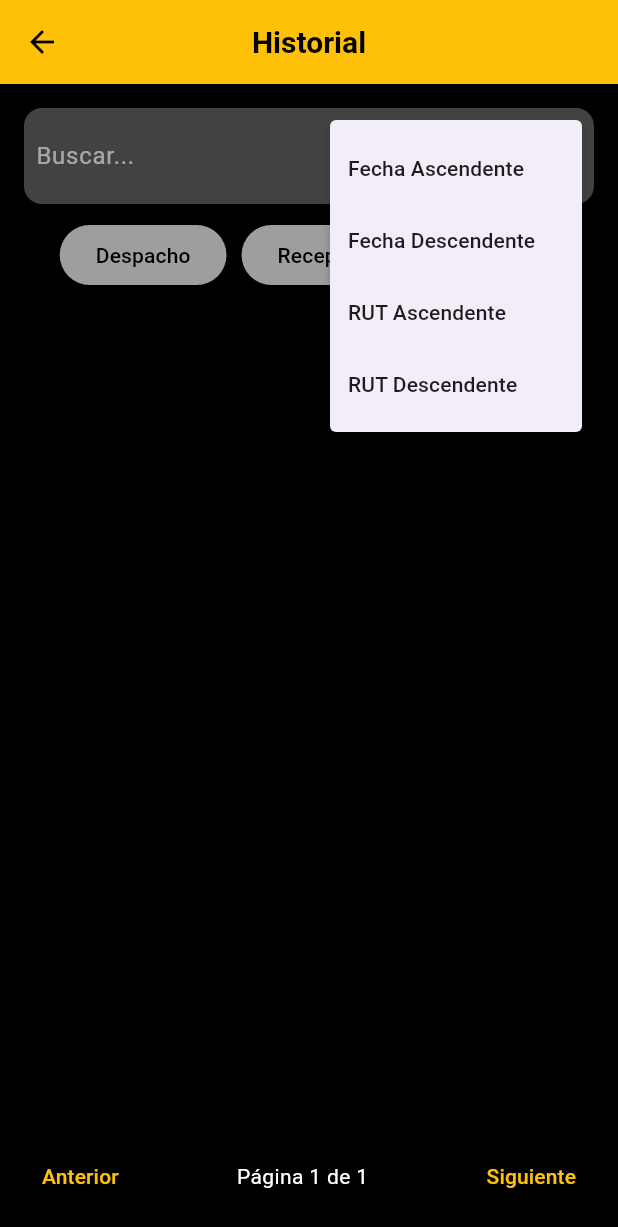
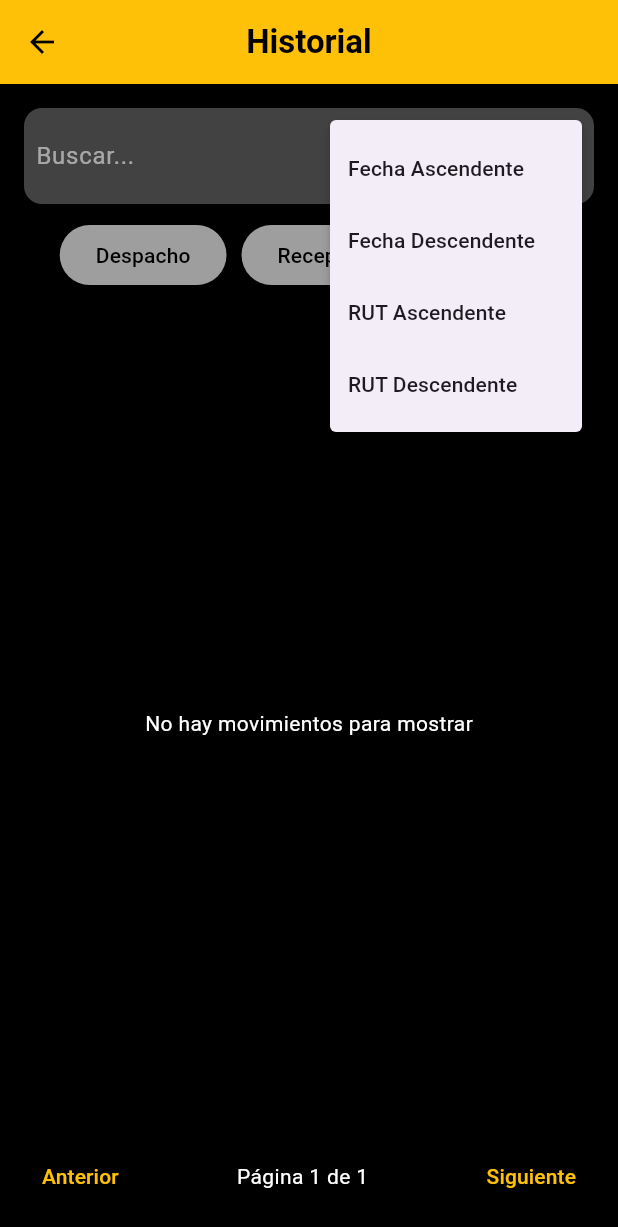
Before and after one commit to skunksss/FP-Registrapp, a Flutter app: the HistorialPage screen opened directly, after a tap on the "filter alt" icon, on a phone screen of 412 x 824 dp. Shown: the top 1227 px of the screen. Run offline on Flutter 3.47's test engine with Material 3 defaults, Android fonts, the phone set to English and light mode, and no system bars; our stand-ins replace image_picker, logger, permission_handler, shared_preferences; accounts and stored records are empty; network calls fail.

Commit message:
App sin detalle historial

```diff
--- a/lib/main.dart
+++ b/lib/main.dart
@@ -1,7 +1,7 @@
 // lib/main.dart
 import 'package:flutter/material.dart';
-import 'pages/login_page.dart';
-import 'services/logger.dart';
+import 'package:drappnew/services/logger.dart';
+import 'package:drappnew/pages/splash_page.dart';
 
 void main() {
   AppLogger.info("Aplicación iniciando...");
@@ -17,7 +17,7 @@ class MyApp extends StatelessWidget {
       title: 'App Despachos',
       debugShowCheckedModeBanner: false,
       theme: ThemeData(primarySwatch: Colors.blue, useMaterial3: true),
-      home: const LoginPage(),
+      home: const SplashPage(), // <<--- Ahora empieza en Splash
     );
   }
 }
--- a/lib/pages/DespachoStep2page.dart
+++ b/lib/pages/DespachoStep2page.dart
@@ -240,7 +240,7 @@ class _DespachoStep2PageState extends State<DespachoStep2Page> {
               ),
             ),
             buildFotoBox(
-              label: 'Tomar foto carnet:',
+              label: 'Tomar foto cédula de indentidad:',
               imageFile: carnetImage,
               onPressed: () =>
                   _pickImage((file) => setState(() => carnetImage = file)),
--- a/lib/pages/HistorialPage.dart
+++ b/lib/pages/HistorialPage.dart
@@ -1,9 +1,9 @@
-// lib/pages/HistorialPage.dart
 import 'package:flutter/material.dart';
 import 'package:http/http.dart' as http;
 import 'dart:convert';
-import 'DetalleMovimientoPage.dart'; // debes crear esta página luego
+import 'DetalleMovimientoPage.dart';
 import 'package:drappnew/services/logger.dart';
+import 'package:drappnew/services/auth_service.dart';
 
 class HistorialPage extends StatefulWidget {
   @override
@@ -23,20 +23,28 @@ class _HistorialPageState extends State<HistorialPage> {
   @override
   void initState() {
     super.initState();
-    fetchHistorial(); // Cargar historial al iniciar
+    fetchHistorial();
   }
 
   Future<void> fetchHistorial() async {
-    final uri = Uri.parse(
-      tipo == 'despachos'
-          ? 'https://192.170.6.150/historial/despachos?page=$currentPage&numero_guia=$searchText'
-          : tipo == 'recepciones'
-          ? 'https://192.170.6.150/historial/recepciones?page=$currentPage&numero_guia=$searchText'
-          : 'https://192.170.6.150/historial/?page=$currentPage&numero_guia=$searchText',
-    );
-    final token =
-        'AQUI_TU_TOKEN_JWT'; // reemplace con lógica desde SharedPreferences
+    String baseUrl;
+    if (tipo == 'despachos') {
+      baseUrl = 'http://192.170.6.150:5000/historial/despachos';
+    } else if (tipo == 'recepciones') {
+      baseUrl = 'http://192.170.6.150:5000/historial/recepciones';
+    } else {
+      baseUrl =
+          'http://192.170.6.150:5000/historial'; // Esta URL debe existir en Flask
+    }
 
+    final params = {
+      'page': currentPage.toString(),
+      'per_page': '10',
+      if (searchText.isNotEmpty) 'numero_guia': searchText,
+    };
+
+    final uri = Uri.parse(baseUrl).replace(queryParameters: params);
+    final token = AuthService.token ?? '';
     AppLogger.info("Cargando historial de tipo: $tipo, página: $currentPage");
 
     final response = await http.get(
@@ -59,16 +67,21 @@ class _HistorialPageState extends State<HistorialPage> {
         "Historial cargado exitosamente: ${movimientos.length} movimientos encontrados.",
       );
     } else {
-      AppLogger.error("Error al obtener historial: ${response.statusCode}");
+      AppLogger.error(
+        "Error al obtener historial: ${response.statusCode} - ${response.body}",
+      );
+      setState(() {
+        movimientos = [];
+      });
     }
   }
 
   void cambiarTipo(String nuevoTipo) {
     setState(() {
       tipo = nuevoTipo;
-      currentPage = 1; // Reiniciar a la primera página
+      currentPage = 1;
     });
-    fetchHistorial(); // Llamar a la función para obtener el historial
+    fetchHistorial();
   }
 
   void siguientePagina() {
@@ -87,8 +100,7 @@ class _HistorialPageState extends State<HistorialPage> {
 
   void ordenarMovimientos(String criterio) {
     setState(() {
-      ordenamiento = criterio; // Actualiza el texto del filtro
-      // Aquí puedes implementar la lógica para ordenar los movimientos
+      ordenamiento = criterio;
       if (criterio == 'Fecha Ascendente') {
         movimientos.sort((a, b) => a['fecha'].compareTo(b['fecha']));
       } else if (criterio == 'Fecha Descendente') {
@@ -113,11 +125,7 @@ class _HistorialPageState extends State<HistorialPage> {
         backgroundColor: Colors.amber,
         title: Text(
           'Historial',
-          style: TextStyle(
-            color: Colors.black,
-            fontWeight: FontWeight.bold,
-            fontSize: 20,
-          ),
+          style: TextStyle(color: Colors.black, fontWeight: FontWeight.bold),
         ),
         centerTitle: true,
         leading: IconButton(
@@ -129,7 +137,20 @@ class _HistorialPageState extends State<HistorialPage> {
         padding: const EdgeInsets.all(16.0),
         child: Column(
           children: [
-            Container(
+            _buildSearchAndFilters(),
+            SizedBox(height: 10),
+            _buildTipoSelector(),
+            SizedBox(height: 10),
+            _buildListaMovimientos(),
+            _buildPaginacion(),
+          ],
+        ),
+      ),
+    );
+  }
+
+  Widget _buildSearchAndFilters() {
+    return Container(
       padding: EdgeInsets.all(8),
       decoration: BoxDecoration(
         color: Colors.grey[800],
@@ -153,81 +174,75 @@ class _HistorialPageState extends State<HistorialPage> {
             onPressed: () {
               setState(() {
                 searchText = _searchController.text.trim();
-                        currentPage = 1; // Reinicia a la primera página
+                currentPage = 1;
               });
-                      AppLogger.info(
-                        "Buscando historial con texto: $searchText",
-                      );
-                      fetchHistorial(); // Llama a la función para obtener el historial
+              fetchHistorial();
             },
           ),
           PopupMenuButton<String>(
             icon: Icon(Icons.filter_alt, color: Colors.white),
             onSelected: ordenarMovimientos,
-                    itemBuilder: (BuildContext context) {
-                      return [
-                        PopupMenuItem<String>(
+            itemBuilder: (_) => [
+              PopupMenuItem(
                 value: 'Fecha Ascendente',
                 child: Text('Fecha Ascendente'),
               ),
-                        PopupMenuItem<String>(
+              PopupMenuItem(
                 value: 'Fecha Descendente',
                 child: Text('Fecha Descendente'),
               ),
-                        PopupMenuItem<String>(
+              PopupMenuItem(
                 value: 'RUT Ascendente',
                 child: Text('RUT Ascendente'),
               ),
-                        PopupMenuItem<String>(
+              PopupMenuItem(
                 value: 'RUT Descendente',
                 child: Text('RUT Descendente'),
               ),
-                      ];
-                    },
+            ],
           ),
         ],
       ),
-            ),
-            SizedBox(height: 10),
-            Row(
+    );
+  }
+
+  Widget _buildTipoSelector() {
+    return Row(
       mainAxisAlignment: MainAxisAlignment.center,
       children: [
-                ElevatedButton(
+        _buildTipoButton('despachos', 'Despacho'),
+        SizedBox(width: 10),
+        _buildTipoButton('recepciones', 'Recepción'),
+        SizedBox(width: 10),
+        _buildTipoButton('movimientos', 'Todos'),
+      ],
+    );
+  }
+
+  Widget _buildTipoButton(String tipoValor, String label) {
+    return ElevatedButton(
       style: ElevatedButton.styleFrom(
-                    backgroundColor: tipo == 'despachos'
-                        ? Colors.amber
-                        : Colors.grey,
+        backgroundColor: tipo == tipoValor ? Colors.amber : Colors.grey,
         foregroundColor: Colors.black,
       ),
-                  onPressed: () => cambiarTipo('despachos'),
-                  child: Text('Despacho'),
+      onPressed: () => cambiarTipo(tipoValor),
+      child: Text(label),
+    );
+  }
+
+  Widget _buildListaMovimientos() {
+    if (movimientos.isEmpty) {
+      return Expanded(
+        child: Center(
+          child: Text(
+            'No hay movimientos para mostrar',
+            style: TextStyle(color: Colors.white),
           ),
-                SizedBox(width: 10),
-                ElevatedButton(
-                  style: ElevatedButton.styleFrom(
-                    backgroundColor: tipo == 'recepciones'
-                        ? Colors.amber
-                        : Colors.grey,
-                    foregroundColor: Colors.black,
         ),
-                  onPressed: () => cambiarTipo('recepciones'),
-                  child: Text('Recepción'),
-                ),
-                SizedBox(width: 10),
-                ElevatedButton(
-                  style: ElevatedButton.styleFrom(
-                    backgroundColor: tipo == 'movimientos'
-                        ? Colors.amber
-                        : Colors.grey,
-                    foregroundColor: Colors.black,
-                  ),
-                  onPressed: () => cambiarTipo('movimientos'),
-                  child: Text('Todos'),
-                ),
-              ],
-            ),
-            SizedBox(height: 10),
-            Expanded(
+      );
+    }
+
+    return Expanded(
       child: ListView.builder(
         itemCount: movimientos.length,
         itemBuilder: (context, index) {
@@ -252,7 +267,7 @@ class _HistorialPageState extends State<HistorialPage> {
                       ),
                       Text('Nº guía: ${mov['numero_guia']}'),
                       Text(
-                                'Fecha: ${mov['fecha'].toString().substring(0, 10)}',
+                        'Fecha: ${DateTime.parse(mov['fecha']).toLocal().toString().substring(0, 10)}',
                       ),
                     ],
                   ),
@@ -264,15 +279,12 @@ class _HistorialPageState extends State<HistorialPage> {
                   ),
                   child: Text('VER'),
                   onPressed: () {
-                            AppLogger.info(
-                              "Navegando a DetalleMovimientoPage con ID: ${mov['id']}",
-                            );
                     Navigator.push(
                       context,
                       MaterialPageRoute(
                         builder: (context) => DetalleMovimientoPage(
                           id: mov['id'],
-                                  tipo: tipo,
+                          tipo: tipo == 'movimientos' ? mov['tipo'] : tipo,
                         ),
                       ),
                     );
@@ -283,16 +295,16 @@ class _HistorialPageState extends State<HistorialPage> {
           );
         },
       ),
-            ),
-            Row(
+    );
+  }
+
+  Widget _buildPaginacion() {
+    return Row(
       mainAxisAlignment: MainAxisAlignment.spaceBetween,
       children: [
         TextButton(
           onPressed: paginaAnterior,
-                  child: Text(
-                    'Anterior',
-                    style: TextStyle(color: Colors.amber),
-                  ),
+          child: Text('Anterior', style: TextStyle(color: Colors.amber)),
         ),
         Text(
           'Página $currentPage de $totalPages',
@@ -300,16 +312,9 @@ class _HistorialPageState extends State<HistorialPage> {
         ),
         TextButton(
           onPressed: siguientePagina,
-                  child: Text(
-                    'Siguiente',
-                    style: TextStyle(color: Colors.amber),
-                  ),
+          child: Text('Siguiente', style: TextStyle(color: Colors.amber)),
         ),
       ],
-            ),
-          ],
-        ),
-      ),
     );
   }
 }
--- a/pubspec.yaml
+++ b/pubspec.yaml
@@ -28,6 +28,12 @@ dev_dependencies:
   flutter_test:
     sdk: flutter
   flutter_lints: ^5.0.0
+  flutter_launcher_icons: ^0.14.4
+
+flutter_launcher_icons:
+  android: true
+  ios: false
+  image_path: "assets/icon/icon.ico"
 
 flutter:
   uses-material-design: true
```
Also changed, not shown: lib/pages/RecepcionStep1Page.dart (+97 -16 lines), lib/pages/RecepcionStep2Page.dart (+5 -6 lines), lib/pages/splash_page.dart (added, +61 -0 lines), lib/services/api_service.dart (+54 -25 lines), lib/services/auth_service.dart (+16 -3 lines), assets/images/body1.jpg, pubspec.lock, 9 other files. Lines whose indentation alone changed are shown as unchanged.
